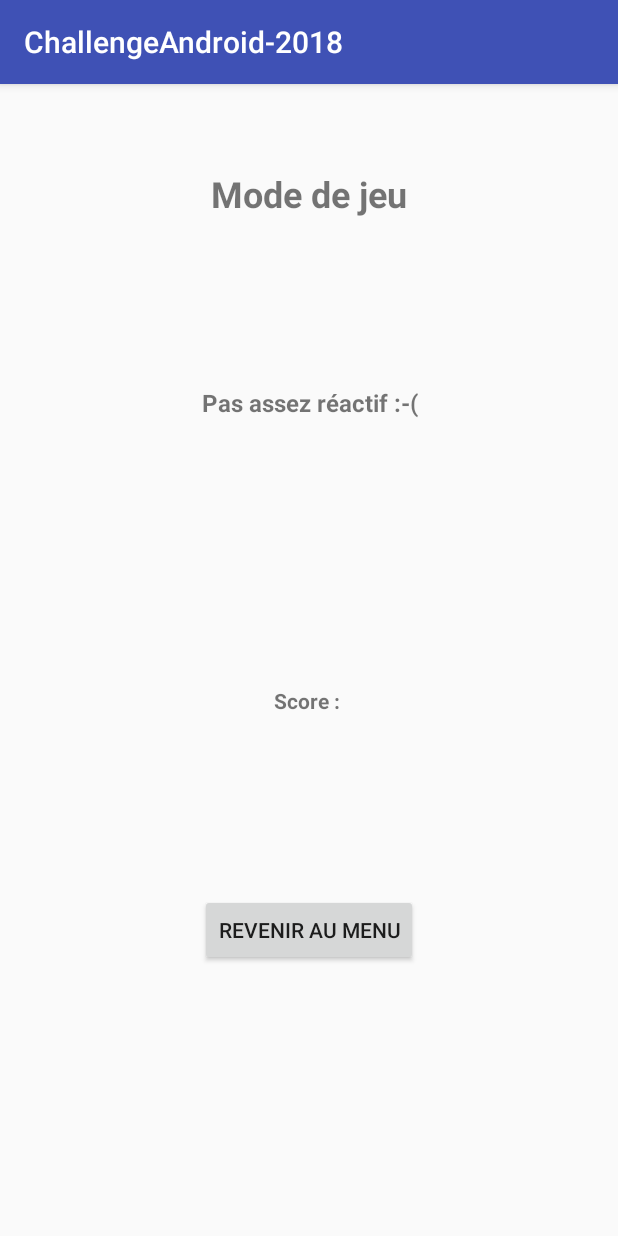
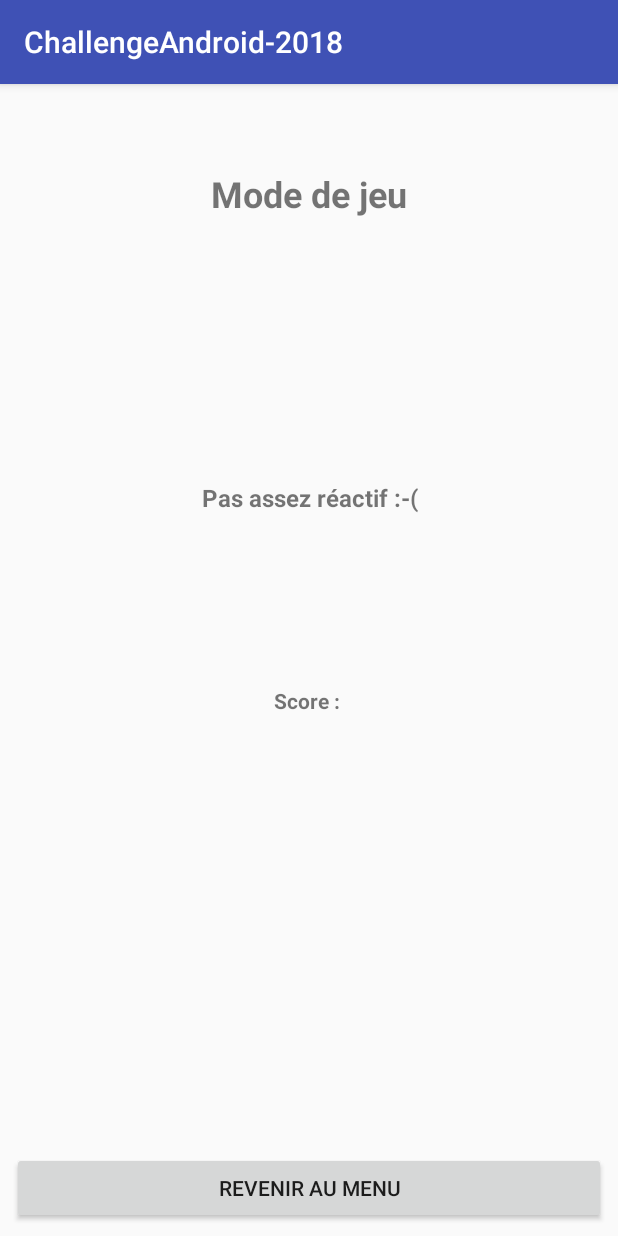
Before and after one commit to FontBenjamin/ChallengeAndroid-2018, an Android app: the GameOverActivity screen opened directly, with no data from a screen before it, on a phone screen of 412 x 824 dp. Run offline under Robolectric (Android 15) with nearby library versions, the phone set to English and light mode, and no system bars; 1 statement that could not run was skipped.

Commit message:
Change view display

```diff
--- a/app/src/main/java/challengeandroid2018/iteam/com/challengeandroid_2018/activities/ModeActivity.java
+++ b/app/src/main/java/challengeandroid2018/iteam/com/challengeandroid_2018/activities/ModeActivity.java
@@ -23,6 +23,7 @@ public class ModeActivity extends AppCompatActivity {
         this.easyModeBtn = findViewById(R.id.easyModeBtn);
         this.speedModeBtn = findViewById(R.id.speedModeBtn);
 
+        //launch game with normal mode
         this.easyModeBtn.setOnClickListener(new View.OnClickListener() {
             @Override
             public void onClick(View view) {
@@ -32,6 +33,7 @@ public class ModeActivity extends AppCompatActivity {
             }
         });
 
+        //launch game with speed mode
         this.speedModeBtn.setOnClickListener(new View.OnClickListener() {
             @Override
             public void onClick(View view) {
--- a/app/src/main/res/layout/activity_game_over.xml
+++ b/app/src/main/res/layout/activity_game_over.xml
@@ -29,7 +29,7 @@
     <TextView
         android:id="@+id/textView4"
         android:layout_width="247dp"
-        android:layout_height="94dp"
+        android:layout_height="41dp"
         android:layout_marginBottom="8dp"
         android:layout_marginEnd="8dp"
         android:layout_marginStart="8dp"
@@ -43,7 +43,7 @@
         app:layout_constraintHorizontal_bias="0.504"
         app:layout_constraintStart_toStartOf="parent"
         app:layout_constraintTop_toTopOf="parent"
-        app:layout_constraintVertical_bias="0.294" />
+        app:layout_constraintVertical_bias="0.361" />
 
     <TextView
         android:id="@+id/textView"
@@ -66,7 +66,7 @@
 
     <Button
         android:id="@+id/backMenuBtn"
-        android:layout_width="wrap_content"
+        android:layout_width="0dp"
         android:layout_height="wrap_content"
         android:layout_marginBottom="8dp"
         android:layout_marginEnd="8dp"
@@ -77,7 +77,7 @@
         app:layout_constraintEnd_toEndOf="parent"
         app:layout_constraintStart_toStartOf="parent"
         app:layout_constraintTop_toTopOf="parent"
-        app:layout_constraintVertical_bias="0.756" />
+        app:layout_constraintVertical_bias="1.0" />
 
 
 </android.support.constraint.ConstraintLayout>
```
Also changed, not shown: app/src/main/java/challengeandroid2018/iteam/com/challengeandroid_2018/activities/GameOverActivity.java (line endings or trailing spaces).
